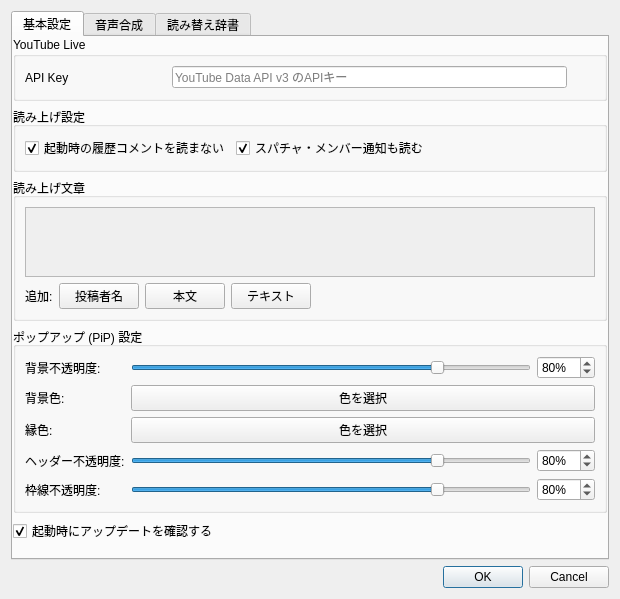
First picture: the form in ui/settings_dialog.ui, repository Ikumyon/LiveVoiceBridge, before the edit.
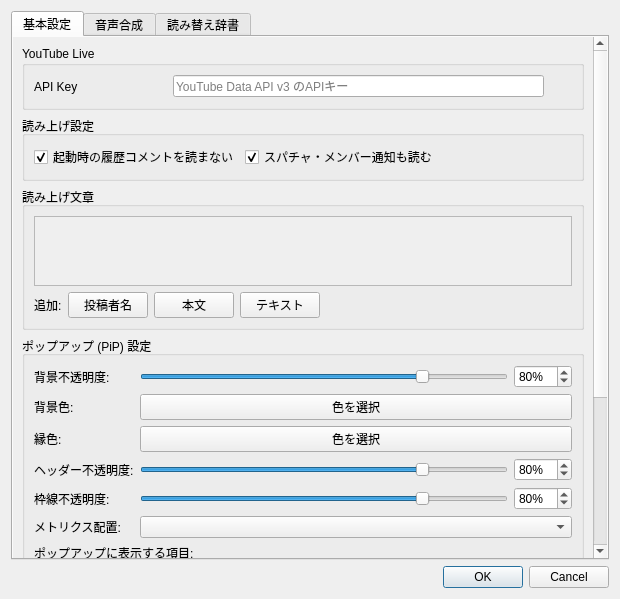
Second picture: the form after the edit.

Commit message: feat: タスクマネージャー機能のRust化とOS抽象化、メトリクス表示改善、設定ダイアログのスクロール化

Diff of the .ui file:
```diff
--- a/ui/settings_dialog.ui
+++ b/ui/settings_dialog.ui
@@ -37,6 +37,31 @@
         <number>0</number>
        </property>
        <item>
+        <widget class="QScrollArea" name="basicScrollArea">
+         <property name="frameShape">
+          <enum>QFrame::Shape::NoFrame</enum>
+         </property>
+         <property name="widgetResizable">
+          <bool>true</bool>
+         </property>
+         <property name="horizontalScrollBarPolicy">
+          <enum>Qt::ScrollBarPolicy::ScrollBarAlwaysOff</enum>
+         </property>
+         <widget class="QWidget" name="basicScrollAreaWidgetContents">
+          <layout class="QVBoxLayout" name="basicScrollLayout">
+           <property name="leftMargin">
+            <number>9</number>
+           </property>
+           <property name="topMargin">
+            <number>9</number>
+           </property>
+           <property name="rightMargin">
+            <number>9</number>
+           </property>
+           <property name="bottomMargin">
+            <number>9</number>
+           </property>
+           <item>
         <widget class="QGroupBox" name="youtubeGroupBox">
          <property name="title">
           <string>YouTube Live</string>
@@ -381,6 +406,46 @@
             </property>
            </widget>
           </item>
+          <item row="5" column="0">
+           <widget class="QLabel" name="popupMetricsPlacementLabel">
+            <property name="text">
+             <string>メトリクス配置:</string>
+            </property>
+           </widget>
+          </item>
+          <item row="5" column="1" colspan="2">
+           <widget class="QComboBox" name="popupMetricsPlacementComboBox"/>
+          </item>
+          <item row="6" column="0" colspan="3">
+           <widget class="QLabel" name="popupMetricsDisplayLabel">
+            <property name="text">
+             <string>ポップアップに表示する項目:</string>
+            </property>
+           </widget>
+          </item>
+          <item row="7" column="0" colspan="3">
+           <widget class="QTableWidget" name="popupMetricsTableWidget">
+            <property name="minimumSize">
+             <size>
+              <width>0</width>
+              <height>160</height>
+             </size>
+            </property>
+            <property name="columnCount">
+             <number>2</number>
+            </property>
+            <column>
+             <property name="text">
+              <string>項目</string>
+             </property>
+            </column>
+            <column>
+             <property name="text">
+              <string>表示</string>
+             </property>
+            </column>
+           </widget>
+          </item>
          </layout>
         </widget>
        </item>
@@ -407,6 +472,10 @@
          </property>
         </spacer>
        </item>
+          </layout>
+         </widget>
+        </widget>
+       </item>
       </layout>
      </widget>
      <widget class="QWidget" name="ttsTab">
```
Left out of the diff: 37 changed lines with no effect on the pictures. The commit also changes 20 other files.
